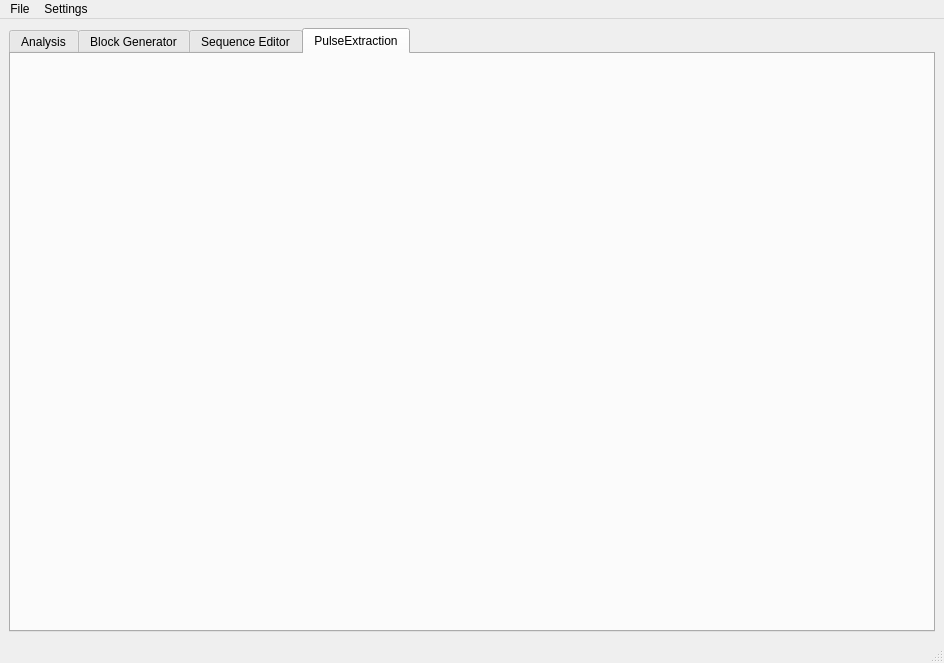
Ulm-IQO/qudi, file gui/pulsed/ui_pulsed_maingui.ui: the form before one commit.
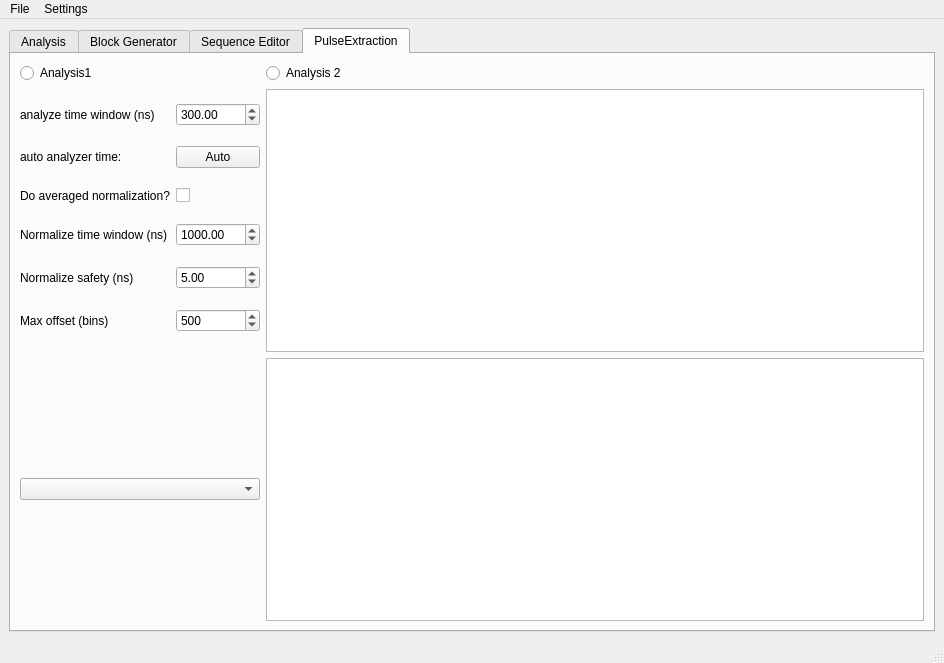
The form after the commit. The open tabs and pages were chosen to show the change. Custom widgets are drawn as their Qt base class.

Commit message: small adaptions towards a working pulsed gui

```diff
--- a/gui/pulsed/ui_pulsed_maingui.ui
+++ b/gui/pulsed/ui_pulsed_maingui.ui
@@ -1023,7 +1023,135 @@
          </attribute>
          <layout class="QGridLayout" name="gridLayout_15">
           <item row="0" column="0">
-           <layout class="QGridLayout" name="gridLayout_12"/>
+           <layout class="QGridLayout" name="gridLayout_12">
+            <item row="0" column="0">
+             <layout class="QGridLayout" name="gridLayout_22">
+              <item row="1" column="0">
+               <layout class="QGridLayout" name="gridLayout_23">
+                <item row="3" column="1">
+                 <widget class="QDoubleSpinBox" name="normalize_time_window_SpinBox">
+                  <property name="maximum">
+                   <double>9999999.990000000223517</double>
+                  </property>
+                  <property name="value">
+                   <double>1000.000000000000000</double>
+                  </property>
+                 </widget>
+                </item>
+                <item row="4" column="1">
+                 <widget class="QDoubleSpinBox" name="normalize_safety_SpinBox">
+                  <property name="maximum">
+                   <double>99999999.989999994635582</double>
+                  </property>
+                  <property name="value">
+                   <double>5.000000000000000</double>
+                  </property>
+                 </widget>
+                </item>
+                <item row="0" column="1">
+                 <widget class="QDoubleSpinBox" name="auto_analyzer_time_SpinBox">
+                  <property name="maximum">
+                   <double>999999.989999999990687</double>
+                  </property>
+                  <property name="value">
+                   <double>300.000000000000000</double>
+                  </property>
+                 </widget>
+                </item>
+                <item row="1" column="1">
+                 <widget class="QPushButton" name="auto_analyzer_time_PushButton">
+                  <property name="text">
+                   <string>Auto</string>
+                  </property>
+                 </widget>
+                </item>
+                <item row="0" column="0">
+                 <widget class="QLabel" name="analyze_time_window_Label">
+                  <property name="text">
+                   <string>analyze time window (ns)</string>
+                  </property>
+                 </widget>
+                </item>
+                <item row="1" column="0">
+                 <widget class="QLabel" name="auto_analyzer_time_Label">
+                  <property name="text">
+                   <string>auto analyzer time:</string>
+                  </property>
+                 </widget>
+                </item>
+                <item row="2" column="0">
+                 <widget class="QLabel" name="do_average_normalization_Label">
+                  <property name="text">
+                   <string>Do averaged normalization?</string>
+                  </property>
+                 </widget>
+                </item>
+                <item row="3" column="0">
+                 <widget class="QLabel" name="normalize_time_window_Label">
+                  <property name="text">
+                   <string>Normalize time window (ns)</string>
+                  </property>
+                 </widget>
+                </item>
+                <item row="4" column="0">
+                 <widget class="QLabel" name="normalize_safety_Label">
+                  <property name="text">
+                   <string>Normalize safety (ns)</string>
+                  </property>
+                 </widget>
+                </item>
+                <item row="5" column="0">
+                 <widget class="QLabel" name="max_offset_Label">
+                  <property name="text">
+                   <string>Max offset (bins)</string>
+                  </property>
+                 </widget>
+                </item>
+                <item row="5" column="1">
+                 <widget class="QSpinBox" name="max_offset_SpinBox">
+                  <property name="maximum">
+                   <number>99999999</number>
+                  </property>
+                  <property name="value">
+                   <number>500</number>
+                  </property>
+                 </widget>
+                </item>
+                <item row="2" column="1">
+                 <widget class="QCheckBox" name="do_average_normalization_CheckBox">
+                  <property name="text">
+                   <string/>
+                  </property>
+                 </widget>
+                </item>
+               </layout>
+              </item>
+              <item row="0" column="0">
+               <widget class="QRadioButton" name="analysis1_RadioButton">
+                <property name="text">
+                 <string>Analysis1</string>
+                </property>
+               </widget>
+              </item>
+              <item row="4" column="0">
+               <widget class="QComboBox" name="pulses_ComboBox"/>
+              </item>
+              <item row="4" column="1">
+               <widget class="PlotWidget" name="laser_trace_PlotWidget"/>
+              </item>
+              <item row="0" column="1">
+               <widget class="QRadioButton" name="analysis2_RadioButton">
+                <property name="text">
+                 <string>Analysis 2</string>
+                </property>
+               </widget>
+              </item>
+              <item row="1" column="1">
+               <widget class="PlotWidget" name="signal_to_ratio_PlotWidget"/>
+              </item>
+             </layout>
+            </item>
+           </layout>
           </item>
          </layout>
         </widget>
```
Left out of the diff: 2 changed lines with no effect on the pictures. The commit also changes 3 other files.
